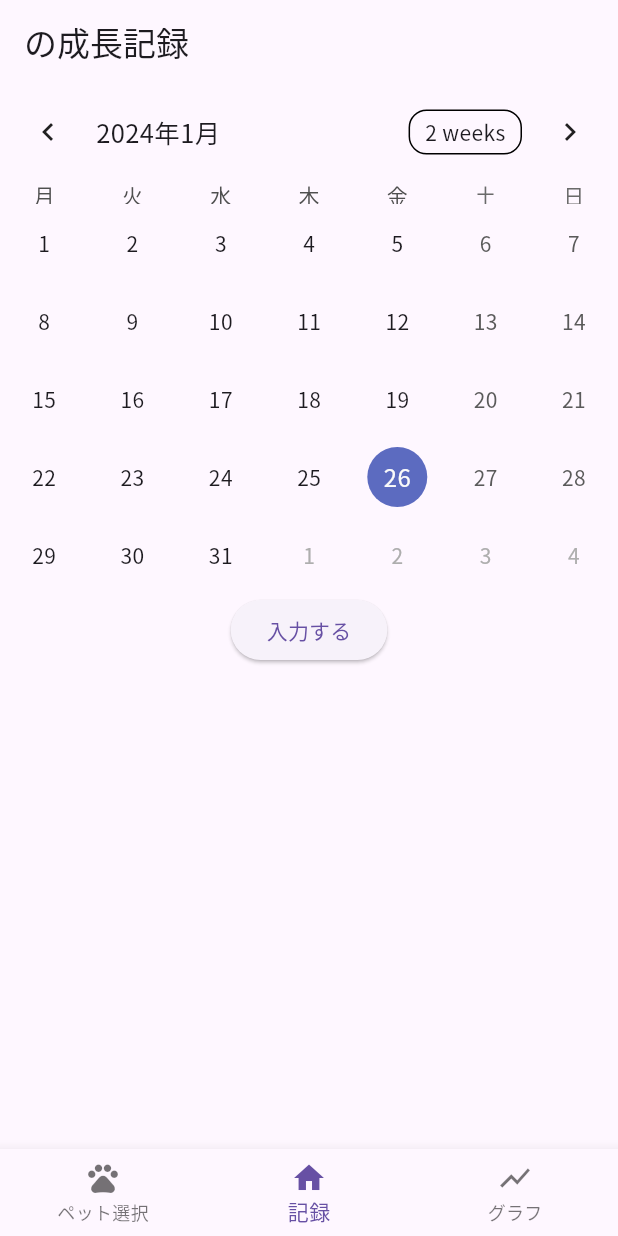
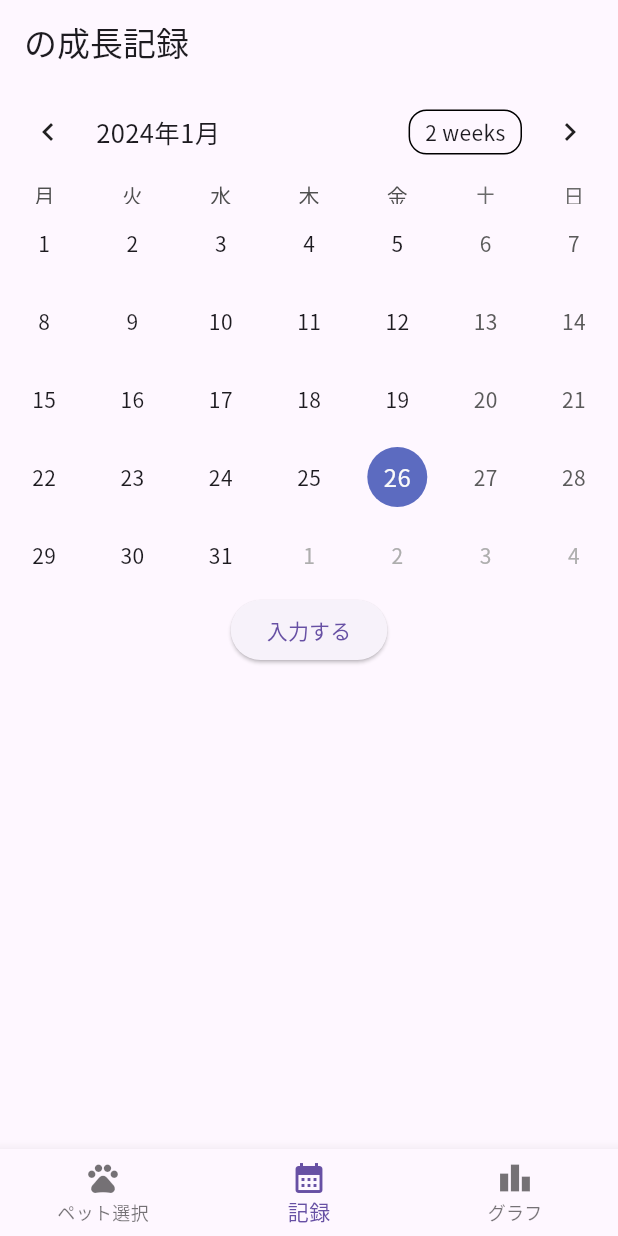
Before and after one commit to kumagai20410067/growthrecord, a Flutter app: the HomePage screen opened directly with empty values, on a phone screen of 412 x 824 dp. Run offline on Flutter 3.47's test engine with Material 3 defaults, Android fonts, the phone set to English and light mode, and no system bars; drawn by our look-alikes of table_calendar; our stand-ins replace fl_chart, sqflite; accounts and stored records are empty.

Commit message:
軽微な変更

```diff
--- a/lib/database_helper.dart
+++ b/lib/database_helper.dart
@@ -14,7 +14,6 @@ class DatabaseHelper {
 
   Future<Database> _initDatabase() async {
     String path = join(await getDatabasesPath(), 'record_database.db');
-    print('Database Path: $path');
     return await openDatabase(path,
         version: 6, onCreate: _onCreate, onUpgrade: _onUpgrade);
   }
@@ -51,7 +50,6 @@ class DatabaseHelper {
   Future<List<Map<String, dynamic>>> retrieveData(
       int petId, String date) async {
     Database db = await instance.database;
-    print('Retrieve Date: $date');
     return await db.query('records',
         where: 'pet_id = ? AND date = ?', whereArgs: [petId, date]);
   }
@@ -79,7 +77,7 @@ class DatabaseHelper {
       int petId, String yearMonth) async {
     Database db = await instance.database;
 
-    // データベースから指定された年月のデータを取得
+    // 指定された年月のデータを取得
     List<Map<String, dynamic>> data = await db.query(
       'records',
       where: 'pet_id = ? AND strftime(\'%Y-%m\', date) = ?',
@@ -87,8 +85,6 @@ class DatabaseHelper {
       orderBy: 'date ASC',
     );
 
-    print('Retrieved Graph Data for $yearMonth: $data');
-
     return data;
   }
 }
--- a/lib/home_page.dart
+++ b/lib/home_page.dart
@@ -7,7 +7,6 @@ import 'package:growthrecord/select_page.dart';
 class HomePage extends StatefulWidget {
   const HomePage({Key? key, required this.petId, required this.selectedPet})
       : super(key: key);
-
   final int petId;
   final String selectedPet;
 
@@ -22,6 +21,7 @@ class _HomePageState extends State<HomePage> {
   late TextEditingController _memoController;
   late DBHelper.DatabaseHelper _databaseHelper;
   late DateTime _selectedDate;
+  CalendarFormat _calendarFormat = CalendarFormat.month;
   bool _showForm = false;
   bool _dataExists = false;
   List<Map<String, dynamic>> _dailyData = [];
@@ -42,7 +42,6 @@ class _HomePageState extends State<HomePage> {
         "${date.year}-${date.month.toString().padLeft(2, '0')}-${date.day.toString().padLeft(2, '0')}";
     final data =
         await _databaseHelper.retrieveData(widget.petId, formattedDate);
-    print('Fetched Data: $data');
     setState(() {
       _dailyData = data;
       _dataExists = data.isNotEmpty;
@@ -61,10 +60,14 @@ class _HomePageState extends State<HomePage> {
           TableCalendar(
             locale: 'ja_JP',
             firstDay: DateTime.utc(2023, 1, 1),
-            lastDay: DateTime.utc(2024, 12, 31),
+            lastDay: DateTime.utc(2025, 12, 31),
             focusedDay: _selectedDate,
-            calendarFormat: CalendarFormat.month,
-            onFormatChanged: (format) {},
+            calendarFormat: _calendarFormat,
+            onFormatChanged: (format) {
+              setState(() {
+                _calendarFormat = format;
+              });
+            },
             startingDayOfWeek: StartingDayOfWeek.monday,
             onDaySelected: (selectedDay, focusedDay) {
               setState(() {
@@ -82,7 +85,7 @@ class _HomePageState extends State<HomePage> {
               _updateData();
               _showFormAlertDialog(context);
             },
-            child: Text(_dataExists ? '変更する' : '入力する'),
+            child: Text(_dataExists ? '更新する' : '入力する'),
           ),
           if (_showForm)
             Padding(
@@ -148,11 +151,11 @@ class _HomePageState extends State<HomePage> {
             label: 'ペット選択',
           ),
           BottomNavigationBarItem(
-            icon: Icon(Icons.home),
+            icon: Icon(Icons.calendar_month),
             label: '記録',
           ),
           BottomNavigationBarItem(
-            icon: Icon(Icons.show_chart),
+            icon: Icon(Icons.leaderboard),
             label: 'グラフ',
           ),
         ],
@@ -204,10 +207,6 @@ class _HomePageState extends State<HomePage> {
     setState(() {
       _fetchDailyData(_selectedDate);
     });
-
-    final insertedData =
-        await _databaseHelper.retrieveData(petId, formattedDate);
-    print('Inserted Data: $insertedData');
   }
 
   void _showFormAlertDialog(BuildContext context) {
```
Also changed, not shown: lib/graph_page.dart (+3 -6 lines), lib/select_page.dart (+7 -7 lines), 1 other file.
